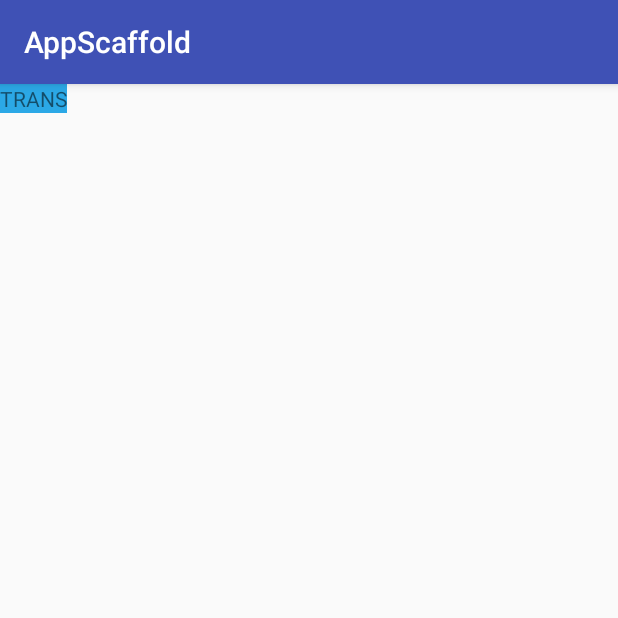
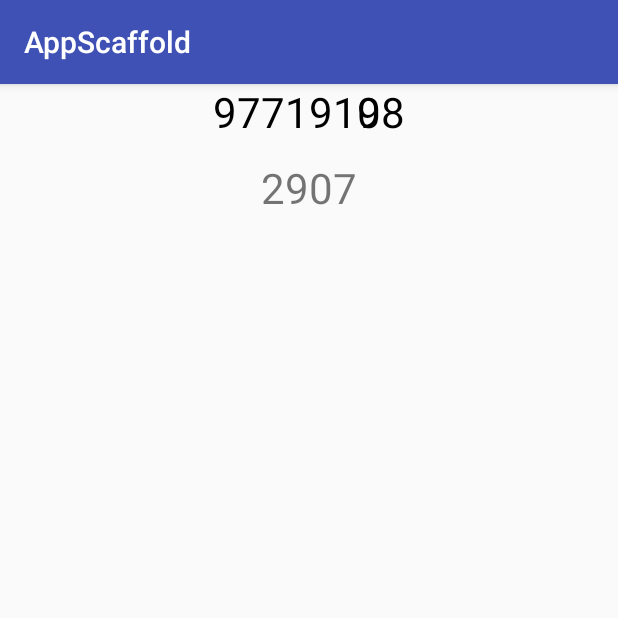
Before and after one commit to HirayClay/AppScaffold, an Android app: the screen it shows after launch (MainActivity), on a phone screen of 412 x 824 dp, the top half of it. Run offline under Robolectric (Android 15) with nearby library versions, the phone set to English and light mode, and no system bars.

Commit message:
some bugs

```diff
--- a/app/src/main/java/com/hiray/MainActivity.kt
+++ b/app/src/main/java/com/hiray/MainActivity.kt
@@ -25,5 +25,9 @@ class MainActivity : AppCompatActivity() {
                 Log.i(TAG, "onCreate: ${textView.top}")
             }
         }
+
+        rolling_text_view.setOnClickListener {
+            rolling_text_view.roll()
+        }
     }
 }
--- /dev/null
+++ b/app/src/main/java/com/hiray/RollingNumberTextView.kt
@@ -0,0 +1,154 @@
+package com.hiray
+
+import android.content.Context
+import android.graphics.Canvas
+import android.graphics.Paint
+import android.support.annotation.IntRange
+import android.util.AttributeSet
+import android.util.Log
+import android.widget.TextView
+import java.util.*
+
+/**
+ * Created by hiray on 2018/7/2.
+ *@author hiray
+ */
+class RollingNumberTextView : TextView {
+    val TAG = "RollingNumberTextView"
+    private val INTERVAL = 60L
+    private val MODEL_TEXT = "0123456789"
+    private var charWidth: Float = 0f
+    // the real number we need to draw
+    private lateinit var textArray: List<Int>
+    //set a  mark that certain column has finished the rolling animation
+    private lateinit var finishedColumn: BitSet
+    private var baseLine: Float = 0f
+    private lateinit var rolledOffset: Array<Int>
+    private var running = false
+    private val rollingRunnable = RollingRunnable()
+    //default 10 ,and we cycle once   20 twice ...
+    @IntRange(from = 10)
+    var columns = 12
+    /**
+     * set speed(unit:pixel) for every rolling column
+     */
+    lateinit var speed: Array<Int>
+
+    inner class RollingRunnable : Runnable {
+
+        override fun run() {
+            for (i in 0 until textArray.size)
+                rolledOffset[i] -= speed[i]
+            postOnAnimationDelayed(this@RollingRunnable, INTERVAL)
+            invalidate()
+
+        }
+    }
+
+    constructor(context: Context) : this(context, null)
+    constructor(context: Context, attrs: AttributeSet?) : this(context, attrs, 0)
+    constructor(context: Context, attrs: AttributeSet?, defStyleAttr: Int) : super(context, attrs, defStyleAttr) {
+        init()
+    }
+
+    private fun init() {
+        //ascii '0' = 48
+        textArray = text.map({ c -> c.toInt() - 48 }).toList()
+        finishedColumn = BitSet(textArray.size)
+        speed = Array(textArray.size, { i -> 12 - i })
+        rolledOffset = Array(textArray.size, { 0 })
+    }
+
+
+    override fun onMeasure(widthMeasureSpec: Int, heightMeasureSpec: Int) {
+        super.onMeasure(widthMeasureSpec, heightMeasureSpec)
+        val top = paint.fontMetrics.top
+        val bottom = paint.fontMetrics.bottom
+        baseLine = measuredHeight / 2 + (-top + bottom) / 2 - bottom
+        Log.i(TAG, "onMeasure: ======$baseLine")
+        charWidth = paint.measureText(MODEL_TEXT) / 10
+    }
+
+
+    /**
+     * if we setText("1896"),actually we draw four columns of numbers
+     * but first we shift the initial number(because it is  'random' number textview)
+     * for '1' we shift and get the serial numbers for first column:34578901
+     *  '8' : 012345678
+     *  '9' : 123456789
+     *  '6' : 890123456
+     *
+     * and we notice that if we combine the last number of each serial numbers ,we get the very '1896'
+     * yeah ,what we need to do next is rolling the serial numbers util the certain number show up and
+     * stop the certain column's rolling ，and do the same for each column until all the
+     * numbers('1896') show up.
+     * By the way the example above just shift numbers the same ,you can shift differently for each,
+     * but it will be a little more complex
+     */
+    override fun onDraw(canvas: Canvas) {
+
+        for (i in 0 until textArray.size)
+            for (j in 0 until columns) {
+                val columnFinished = checkColumnFinished(i, j)
+                val text = if (columnFinished) textArray[i].toString() else getNumberText(textArray[i], j)
+                val x = i * charWidth
+                val base = if (columnFinished) baseLine
+                else baseLine + j * measuredHeight + rolledOffset[i]
+
+                if (i == 0 &&j == columns -1&& !finishedColumn[0])
+                    Log.i(TAG, "onDraw:column:$i row:$j  baseLine:$baseLine   base $base  text:$text")
+
+                if (base >= -measuredHeight+baseLine && base <= measuredHeight + baseLine) {
+
+                    drawText(canvas, text, x, base, paint)
+                }
+                if (finishedColumn.cardinality() == textArray.size) {
+                    removeCallbacks(rollingRunnable)
+                    reset()
+                }
+            }
+
+    }
+
+    /**
+     * @param columnIndex  which column of numbers
+     * @param rowIndex the number's row index of [columnIndex] column
+     */
+    private fun checkColumnFinished(columnIndex: Int, rowIndex: Int): Boolean {
+        //the last number has rolled up into the textview's area,
+        //so this column should stop rolling
+        if (rowIndex == columns - 1 && baseLine + rowIndex * measuredHeight + rolledOffset[columnIndex] <= baseLine) {
+            finishedColumn.set(columnIndex)
+        }
+        return finishedColumn.get(columnIndex)
+    }
+
+    private fun drawText(canvas: Canvas, text: String, x: Float, y: Float, painter: Paint) {
+        canvas.drawText(text, x, y, painter)
+    }
+
+    /**01234569012345690
+     *     456789012345690
+     *we calculate from tail to get the number,the calculation will be quite easy and quick
+     *
+     */
+    private fun getNumberText(origin: Int, rowIndex: Int): String {
+        val r = origin - (columns - rowIndex)
+        return if (r >= 0) r.toString() else (r % 10 + 10).toString()
+    }
+
+    private fun reset() {
+        rolledOffset.indices.forEach { i -> rolledOffset[i] = 0 }
+        running = false
+        finishedColumn.clear()
+    }
+
+    fun roll() {
+        if (running)
+            return
+        postDelayed(rollingRunnable, INTERVAL)
+        running = true
+    }
+
+
+}
--- a/app/src/main/res/layout/activity_main.xml
+++ b/app/src/main/res/layout/activity_main.xml
@@ -1,6 +1,5 @@
 <?xml version="1.0" encoding="utf-8"?>
 <android.support.design.widget.CoordinatorLayout xmlns:android="http://schemas.android.com/apk/res/android"
-    xmlns:app="http://schemas.android.com/apk/res-auto"
     xmlns:tools="http://schemas.android.com/tools"
     android:layout_width="match_parent"
     android:layout_height="match_parent"
@@ -85,5 +84,23 @@
         android:layout_width="wrap_content"
         android:layout_height="wrap_content"
         android:background="#2ba8e6"
-        android:text="TRANS" />
+        android:text="TRANS"
+        android:visibility="gone" />
+
+    <com.hiray.RollingNumberTextView
+        android:id="@+id/rolling_text_view"
+        android:layout_width="wrap_content"
+        android:layout_height="wrap_content"
+        android:layout_gravity="center_horizontal"
+        android:text="19931210"
+        android:textColor="@color/colorPrimary"
+        android:textSize="28sp" />
+
+    <TextView
+        android:layout_width="wrap_content"
+        android:layout_height="wrap_content"
+        android:layout_gravity="center_horizontal"
+        android:layout_marginTop="50dp"
+        android:text="2907"
+        android:textSize="28sp" />
 </android.support.design.widget.CoordinatorLayout>
```
Also changed, not shown: app/src/main/java/com/hiray/RollingTextView.kt (deleted, +0 -68 lines). Lines whose indentation alone changed are shown as unchanged.
